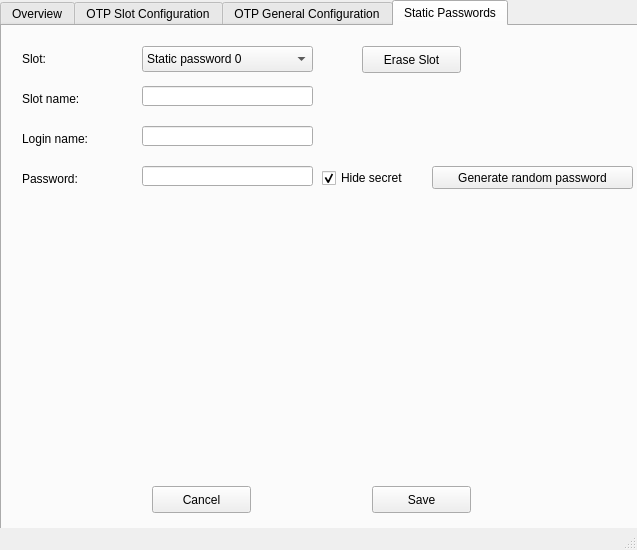
Before: the Qt Designer form mainwindow.ui in Nitrokey/nitrokey-app, drawn with Qt 5.
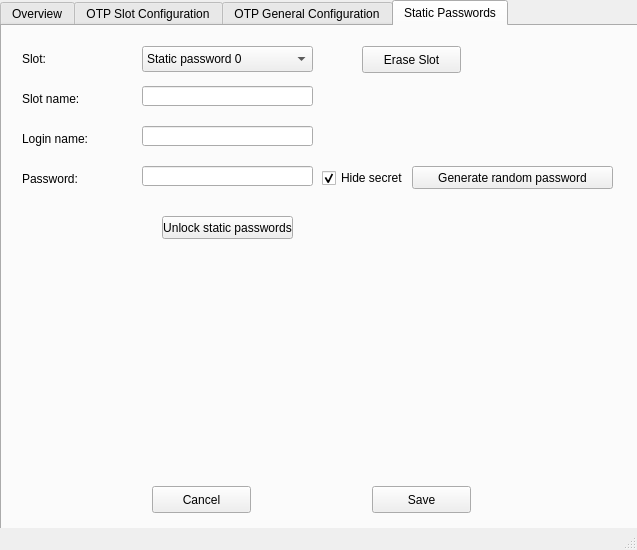
After: the same form once the commit is applied. The open tabs and pages were chosen to show the change. Icons and pictures are not drawn.

Diff of the .ui file:
```diff
--- a/mainwindow.ui
+++ b/mainwindow.ui
@@ -1184,7 +1184,7 @@
      <widget class="QPushButton" name="PWS_ButtonCreatePW">
       <property name="geometry">
        <rect>
-        <x>430</x>
+        <x>410</x>
         <y>140</y>
         <width>201</width>
         <height>23</height>
@@ -1194,6 +1194,19 @@
        <string>Generate random password</string>
       </property>
      </widget>
+     <widget class="QPushButton" name="PWS_ButtonEnable">
+      <property name="geometry">
+       <rect>
+        <x>160</x>
+        <y>190</y>
+        <width>131</width>
+        <height>23</height>
+       </rect>
+      </property>
+      <property name="text">
+       <string>Unlock static passwords</string>
+      </property>
+     </widget>
     </widget>
    </widget>
   </widget>
```
Left out of the diff: 2 changed lines with no effect on the pictures.
